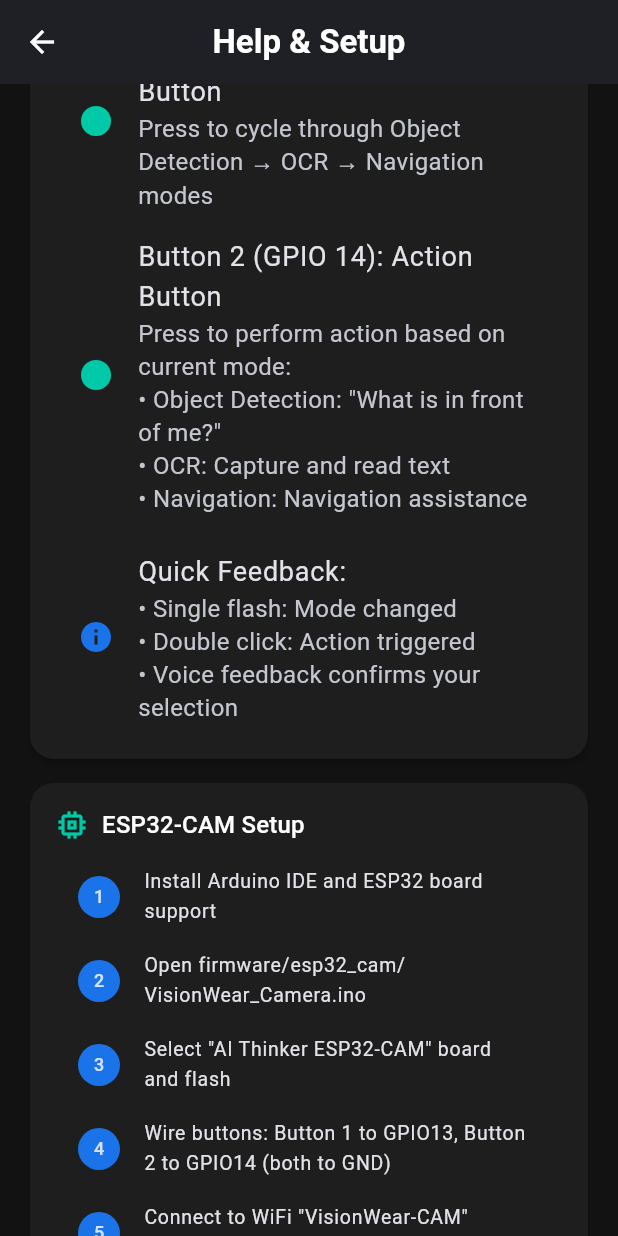
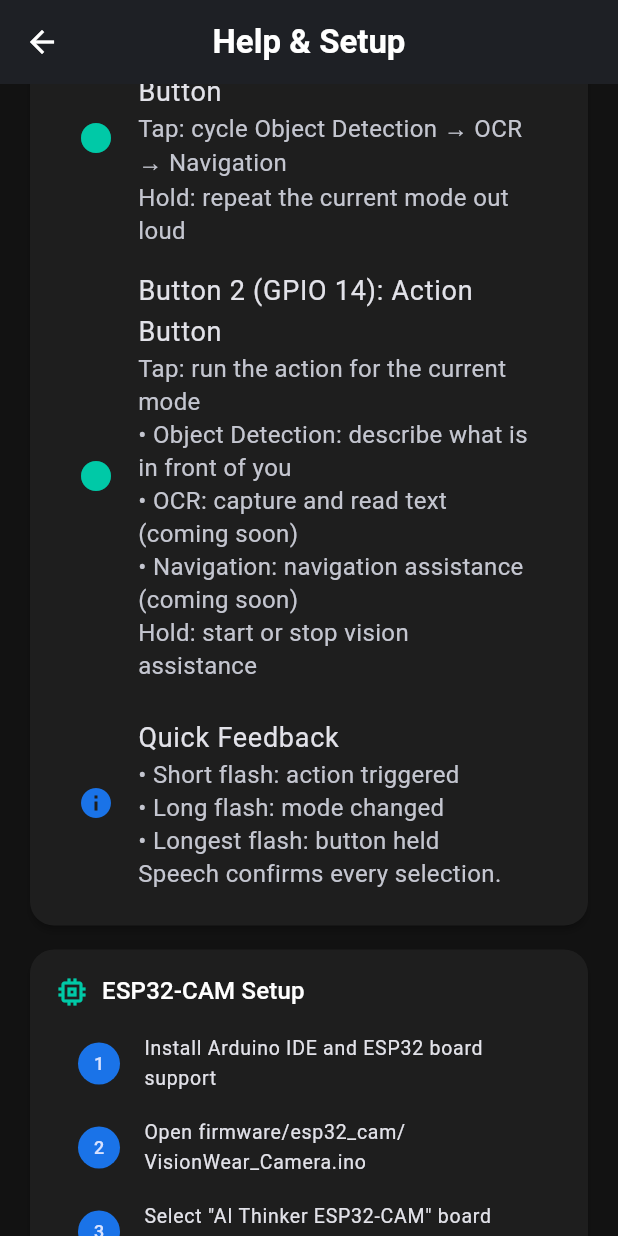
Before and after one commit to Emmanuels-Hub/vision_wear, a Flutter app: the HelpScreen screen opened directly, scrolled down 576 dp, on a phone screen of 412 x 824 dp. Run offline on Flutter 3.47's test engine with Material 3 defaults, Android fonts, the phone set to English and light mode, and no system bars; our stand-ins replace camera, connectivity_plus, flutter_tts, permission_handler, shared_preferences, speech_to_text and 2 more; missing offline and left inert: ultralytics_yolo; accounts and stored records are empty.

Commit message:
fixin shrinkin

```diff
--- a/lib/screens/help_screen.dart
+++ b/lib/screens/help_screen.dart
@@ -39,22 +39,30 @@ class HelpScreen extends StatelessWidget {
                   leading: Icon(Icons.circle, color: AppTheme.accent),
                   title: Text('Button 1 (GPIO 13): Mode Button'),
                   subtitle: Text(
-                    'Press to cycle through Object Detection → OCR → Navigation modes',
+                    'Tap: cycle Object Detection → OCR → Navigation\n'
+                    'Hold: repeat the current mode out loud',
                   ),
                 ),
                 ListTile(
                   leading: Icon(Icons.circle, color: AppTheme.accent),
                   title: Text('Button 2 (GPIO 14): Action Button'),
                   subtitle: Text(
-                    'Press to perform action based on current mode:\n• Object Detection: "What is in front of me?"\n• OCR: Capture and read text\n• Navigation: Navigation assistance',
+                    'Tap: run the action for the current mode\n'
+                    '• Object Detection: describe what is in front of you\n'
+                    '• OCR: capture and read text (coming soon)\n'
+                    '• Navigation: navigation assistance (coming soon)\n'
+                    'Hold: start or stop vision assistance',
                   ),
                 ),
                 SizedBox(height: 8),
                 ListTile(
                   leading: Icon(Icons.info, color: AppTheme.primary),
-                  title: Text('Quick Feedback:'),
+                  title: Text('Quick Feedback'),
                   subtitle: Text(
-                    '• Single flash: Mode changed\n• Double click: Action triggered\n• Voice feedback confirms your selection',
+                    '• Short flash: action triggered\n'
+                    '• Long flash: mode changed\n'
+                    '• Longest flash: button held\n'
+                    'Speech confirms every selection.',
                   ),
                 ),
               ],
@@ -87,7 +95,17 @@ class HelpScreen extends StatelessWidget {
                 ),
                 _HelpStep(
                   number: 6,
-                  text: 'In the app, set IP to 192.168.4.1 and connect',
+                  text:
+                      'Open the app — it finds the camera automatically, no IP '
+                      'address needed',
+                ),
+                _HelpStep(
+                  number: 7,
+                  text:
+                      'Optional: on the Camera Connection screen, send the '
+                      'camera your home WiFi details. It will join that '
+                      'network so your phone keeps its internet connection '
+                      'while still seeing the camera.',
                 ),
               ],
             ),
--- a/lib/widgets/accessible_button.dart
+++ b/lib/widgets/accessible_button.dart
@@ -1,6 +1,6 @@
 import 'package:flutter/material.dart';
 
-import '../../core/theme/app_theme.dart';
+import '../core/theme/app_theme.dart';
 
 class AccessibleButton extends StatelessWidget {
   const AccessibleButton({
```
Also changed, not shown: lib/screens/home_screen.dart (+55 -15 lines), 6 other files.
